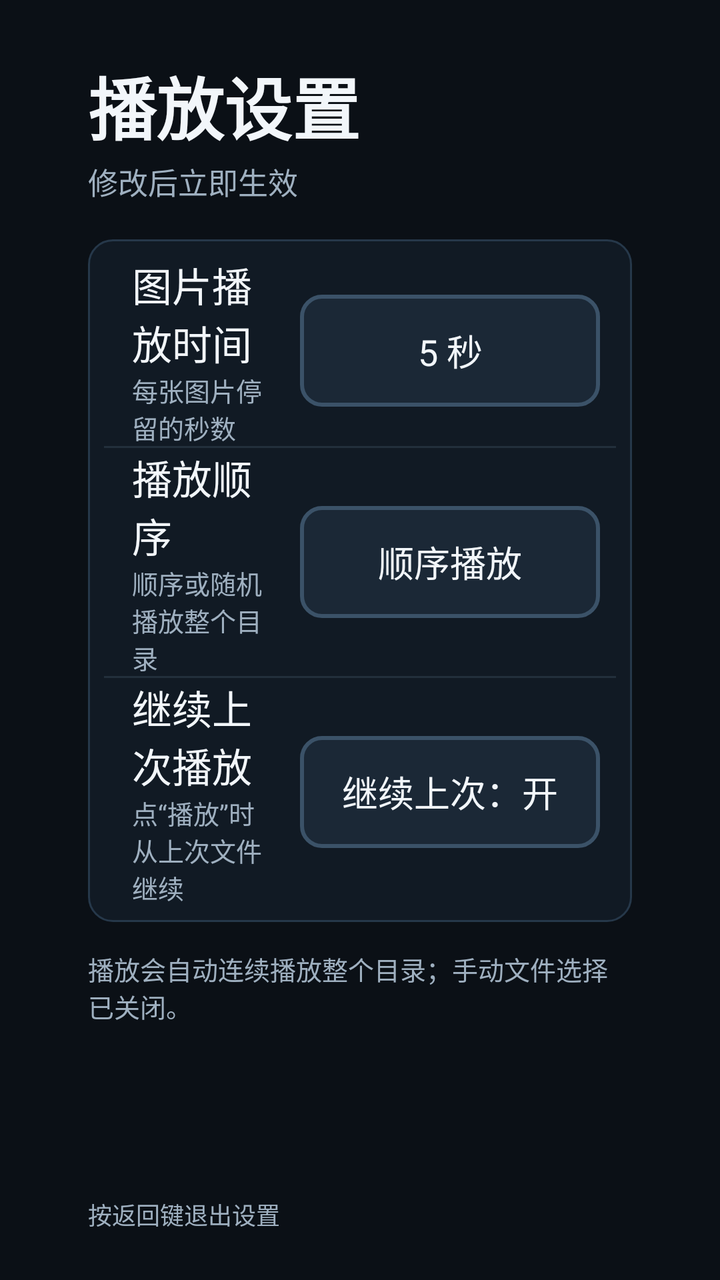
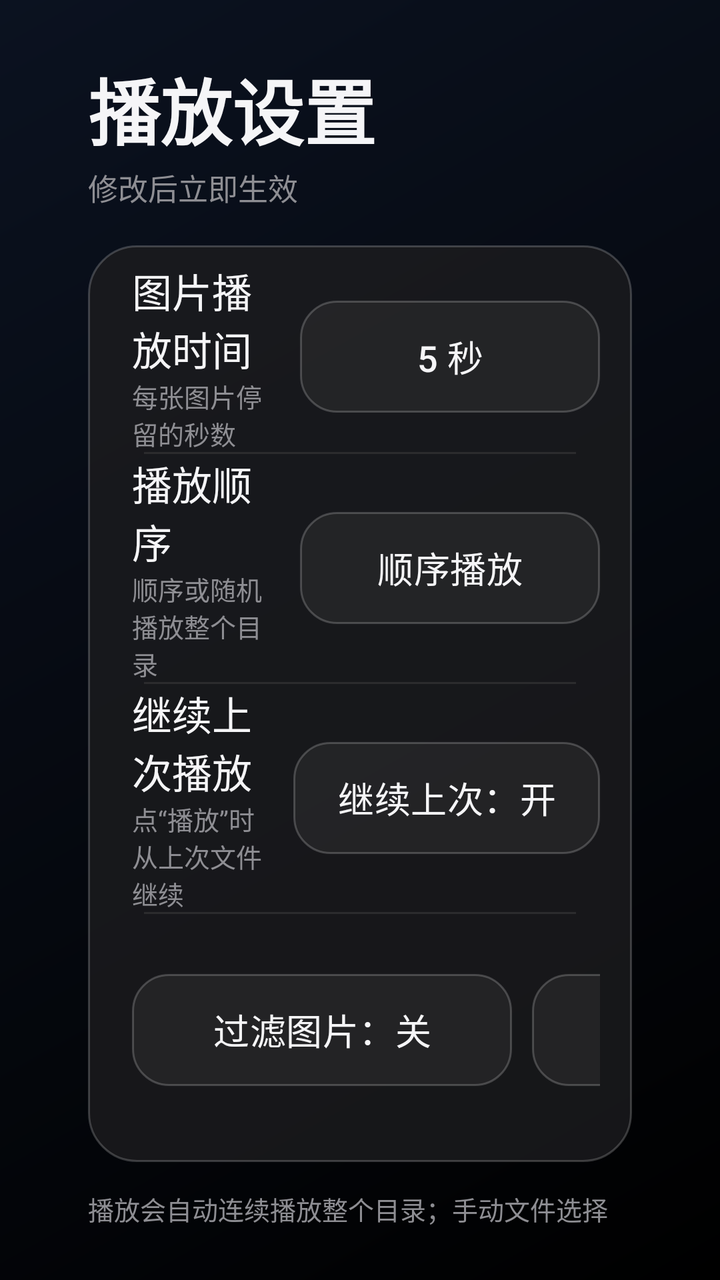

An Android layout rendered at two revisions. The XML below is the earlier revision; the diff shows what the commit changed to produce the second picture.
<!-- AndroidManifest.xml: application theme AppTheme -->
<!-- res/layout/activity_settings.xml -->
<?xml version="1.0" encoding="utf-8"?>
<LinearLayout xmlns:android="http://schemas.android.com/apk/res/android"
    android:layout_width="match_parent"
    android:layout_height="match_parent"
    android:background="@color/bg"
    android:orientation="vertical"
    android:paddingStart="44dp"
    android:paddingTop="28dp"
    android:paddingEnd="44dp"
    android:paddingBottom="24dp">

    <TextView
        android:layout_width="wrap_content"
        android:layout_height="wrap_content"
        android:text="@string/settings_title"
        android:textColor="@color/text_primary"
        android:textSize="34sp"
        android:textStyle="bold" />

    <TextView
        android:layout_width="wrap_content"
        android:layout_height="wrap_content"
        android:layout_marginTop="2dp"
        android:text="@string/settings_subtitle"
        android:textColor="@color/text_secondary"
        android:textSize="15sp" />

    <LinearLayout
        android:layout_width="match_parent"
        android:layout_height="wrap_content"
        android:layout_marginTop="18dp"
        android:background="@drawable/panel_bg"
        android:orientation="vertical"
        android:padding="8dp">

        <LinearLayout
            android:layout_width="match_parent"
            android:layout_height="wrap_content"
            android:gravity="center_vertical"
            android:minHeight="72dp"
            android:paddingStart="14dp"
            android:paddingEnd="8dp">

            <LinearLayout
                android:layout_width="0dp"
                android:layout_height="wrap_content"
                android:layout_weight="1"
                android:orientation="vertical">

                <TextView
                    android:layout_width="wrap_content"
                    android:layout_height="wrap_content"
                    android:text="@string/settings_image_duration"
                    android:textColor="@color/text_primary"
                    android:textSize="20sp" />

                <TextView
                    android:layout_width="wrap_content"
                    android:layout_height="wrap_content"
                    android:text="@string/settings_image_duration_desc"
                    android:textColor="@color/text_secondary"
                    android:textSize="13sp" />
            </LinearLayout>

            <Button
                android:id="@+id/durationButton"
                style="@style/TvButton"
                android:layout_width="wrap_content"
                android:layout_height="wrap_content"
                android:layout_marginStart="12dp"
                android:minWidth="150dp"
                android:text="@string/settings_duration_default" />
        </LinearLayout>

        <View
            android:layout_width="match_parent"
            android:layout_height="1dp"
            android:background="@color/divider" />

        <LinearLayout
            android:layout_width="match_parent"
            android:layout_height="wrap_content"
            android:gravity="center_vertical"
            android:minHeight="72dp"
            android:paddingStart="14dp"
            android:paddingEnd="8dp">

            <LinearLayout
                android:layout_width="0dp"
                android:layout_height="wrap_content"
                android:layout_weight="1"
                android:orientation="vertical">

                <TextView
                    android:layout_width="wrap_content"
                    android:layout_height="wrap_content"
                    android:text="@string/settings_order"
                    android:textColor="@color/text_primary"
                    android:textSize="20sp" />

                <TextView
                    android:layout_width="wrap_content"
                    android:layout_height="wrap_content"
                    android:text="@string/settings_order_desc"
                    android:textColor="@color/text_secondary"
                    android:textSize="13sp" />
            </LinearLayout>

            <Button
                android:id="@+id/orderButton"
                style="@style/TvButton"
                android:layout_width="wrap_content"
                android:layout_height="wrap_content"
                android:layout_marginStart="12dp"
                android:minWidth="150dp"
                android:text="@string/settings_order_sequence" />
        </LinearLayout>

        <View
            android:layout_width="match_parent"
            android:layout_height="1dp"
            android:background="@color/divider" />

        <LinearLayout
            android:layout_width="match_parent"
            android:layout_height="wrap_content"
            android:gravity="center_vertical"
            android:minHeight="72dp"
            android:paddingStart="14dp"
            android:paddingEnd="8dp">

            <LinearLayout
                android:layout_width="0dp"
                android:layout_height="wrap_content"
                android:layout_weight="1"
                android:orientation="vertical">

                <TextView
                    android:layout_width="wrap_content"
                    android:layout_height="wrap_content"
                    android:text="@string/settings_resume"
                    android:textColor="@color/text_primary"
                    android:textSize="20sp" />

                <TextView
                    android:layout_width="wrap_content"
                    android:layout_height="wrap_content"
                    android:text="@string/settings_resume_desc"
                    android:textColor="@color/text_secondary"
                    android:textSize="13sp" />
            </LinearLayout>

            <Button
                android:id="@+id/resumeButton"
                style="@style/TvButton"
                android:layout_width="wrap_content"
                android:layout_height="wrap_content"
                android:layout_marginStart="12dp"
                android:minWidth="150dp"
                android:text="@string/settings_resume_on" />
        </LinearLayout>
    </LinearLayout>

    <TextView
        android:layout_width="match_parent"
        android:layout_height="wrap_content"
        android:layout_marginTop="14dp"
        android:text="@string/settings_manual_hint"
        android:textColor="@color/text_secondary"
        android:textSize="13sp" />

    <TextView
        android:id="@+id/statePathView"
        android:layout_width="match_parent"
        android:layout_height="wrap_content"
        android:layout_marginTop="6dp"
        android:ellipsize="middle"
        android:maxLines="2"
        android:textColor="@color/text_secondary"
        android:textSize="11sp" />

    <Space
        android:layout_width="match_parent"
        android:layout_height="0dp"
        android:layout_weight="1" />

    <TextView
        android:layout_width="match_parent"
        android:layout_height="wrap_content"
        android:text="@string/settings_back_hint"
        android:textColor="@color/text_secondary"
        android:textSize="12sp" />

</LinearLayout>
<!-- resources referenced by this layout -->
<resources>
  <color name="bg">#0B1016</color>
  <color name="divider">#22303C</color>
  <color name="text_primary">#F2F6FA</color>
  <color name="text_secondary">#9FB0C0</color>
  <!-- drawable panel_bg (drawable) -->
  <?xml version="1.0" encoding="utf-8"?>
  <shape xmlns:android="http://schemas.android.com/apk/res/android" android:shape="rectangle">
      <solid android:color="@color/panel" />
      <corners android:radius="12dp" />
      <stroke android:width="1dp" android:color="@color/panel_border" />
  </shape>
  <string name="settings_back_hint">按返回键退出设置</string>
  <style name="TvButton" parent="@android:style/Widget.Material.Button">
          <item name="android:background">@drawable/btn_bg</item>
          <item name="android:backgroundTint">@null</item>
          <item name="android:textColor">@color/btn_text</item>
          <item name="android:textSize">18sp</item>
          <item name="android:textAllCaps">false</item>
          <item name="android:minWidth">170dp</item>
          <item name="android:minHeight">56dp</item>
          <item name="android:paddingLeft">20dp</item>
          <item name="android:paddingRight">20dp</item>
          <item name="android:stateListAnimator">@null</item>
          <item name="android:focusable">true</item>
      </style>
  <style name="AppTheme" parent="@android:style/Theme.Material.NoActionBar">
          <item name="android:windowBackground">@color/bg</item>
          <item name="android:colorAccent">@color/accent</item>
          <item name="android:fontFamily">sans-serif</item>
          <item name="android:windowNoTitle">true</item>
      </style>
  <color name="panel">#111A24</color>
  <color name="panel_border">#26384A</color>
  <!-- drawable btn_bg (drawable) -->
  <?xml version="1.0" encoding="utf-8"?>
  <selector xmlns:android="http://schemas.android.com/apk/res/android">
      <item android:state_pressed="true">
          <shape android:shape="rectangle">
              <solid android:color="@color/accent" />
              <corners android:radius="10dp" />
              <stroke android:width="2dp" android:color="@color/accent_focus" />
          </shape>
      </item>
      <item android:state_focused="true">
          <shape android:shape="rectangle">
              <solid android:color="@color/accent" />
              <corners android:radius="10dp" />
              <stroke android:width="3dp" android:color="#FFFFFF" />
          </shape>
      </item>
      <item>
          <shape android:shape="rectangle">
              <solid android:color="@color/button_normal" />
              <corners android:radius="10dp" />
              <stroke android:width="2dp" android:color="@color/button_border" />
          </shape>
      </item>
  </selector>
  <color name="accent">#4DA3FF</color>
  <color name="accent_focus">#5CB4FF</color>
  <color name="button_normal">#1B2836</color>
  <color name="button_border">#3B5268</color>
  <!-- unchanged entries left out for length: 12 -->
</resources>

<!-- the commit's change to res/layout/activity_settings.xml (unified diff, before → after) -->
@@ -2,7 +2,7 @@
 <LinearLayout xmlns:android="http://schemas.android.com/apk/res/android"
     android:layout_width="match_parent"
     android:layout_height="match_parent"
-    android:background="@color/bg"
+    android:background="@drawable/bg_main"
     android:orientation="vertical"
     android:paddingStart="44dp"
     android:paddingTop="28dp"
@@ -14,7 +14,7 @@
         android:layout_height="wrap_content"
         android:text="@string/settings_title"
         android:textColor="@color/text_primary"
-        android:textSize="34sp"
+        android:textSize="36sp"
         android:textStyle="bold" />
 
     <TextView
@@ -64,7 +64,7 @@
 
             <Button
                 android:id="@+id/durationButton"
-                style="@style/TvButton"
+                style="@style/TvButtonSecondary"
                 android:layout_width="wrap_content"
                 android:layout_height="wrap_content"
                 android:layout_marginStart="12dp"
@@ -75,6 +75,8 @@
         <View
             android:layout_width="match_parent"
             android:layout_height="1dp"
+            android:layout_marginStart="20dp"
+            android:layout_marginEnd="20dp"
             android:background="@color/divider" />
 
         <LinearLayout
@@ -108,7 +110,7 @@
 
             <Button
                 android:id="@+id/orderButton"
-                style="@style/TvButton"
+                style="@style/TvButtonSecondary"
                 android:layout_width="wrap_content"
                 android:layout_height="wrap_content"
                 android:layout_marginStart="12dp"
@@ -119,6 +121,8 @@
         <View
             android:layout_width="match_parent"
             android:layout_height="1dp"
+            android:layout_marginStart="20dp"
+            android:layout_marginEnd="20dp"
             android:background="@color/divider" />
 
         <LinearLayout
@@ -152,12 +156,53 @@
 
             <Button
                 android:id="@+id/resumeButton"
-                style="@style/TvButton"
+                style="@style/TvToggleButton"
                 android:layout_width="wrap_content"
                 android:layout_height="wrap_content"
                 android:layout_marginStart="12dp"
                 android:minWidth="150dp"
                 android:text="@string/settings_resume_on" />
+        </LinearLayout>
+
+        <View
+            android:layout_width="match_parent"
+            android:layout_height="1dp"
+            android:layout_marginStart="20dp"
+            android:layout_marginEnd="20dp"
+            android:background="@color/divider" />
+
+        <LinearLayout
+            android:layout_width="match_parent"
+            android:layout_height="wrap_content"
+            android:gravity="center_vertical"
+            android:minHeight="64dp"
+            android:paddingStart="14dp"
+            android:paddingEnd="8dp">
+
+            <TextView
+                android:layout_width="0dp"
+                android:layout_height="wrap_content"
+                android:layout_weight="1"
+                android:text="@string/settings_filter"
+                android:textColor="@color/text_primary"
+                android:textSize="20sp" />
+
+            <Button
+                android:id="@+id/filterImagesButton"
+                style="@style/TvToggleButton"
+                android:layout_width="wrap_content"
+                android:layout_height="wrap_content"
+                android:minWidth="190dp"
+                android:text="@string/settings_filter_images_off" />
+
+            <Button
+                android:id="@+id/filterVideosButton"
+                style="@style/TvToggleButton"
+                android:layout_width="wrap_content"
+                android:layout_height="wrap_content"
+                android:layout_marginStart="10dp"
+                android:minWidth="190dp"
+                android:text="@string/settings_filter_videos_off" />
         </LinearLayout>
     </LinearLayout>
 
@@ -179,16 +224,18 @@
         android:textColor="@color/text_secondary"
         android:textSize="11sp" />
 
+    <Button
+        android:id="@+id/storagePermissionButton"
+        style="@style/TvButtonGhost"
+        android:layout_width="wrap_content"
+        android:layout_height="wrap_content"
+        android:layout_marginTop="8dp"
+        android:minHeight="48dp"
+        android:text="@string/settings_storage_grant" />
+
     <Space
         android:layout_width="match_parent"
         android:layout_height="0dp"
         android:layout_weight="1" />
 
-    <TextView
-        android:layout_width="match_parent"
-        android:layout_height="wrap_content"
-        android:text="@string/settings_back_hint"
-        android:textColor="@color/text_secondary"
-        android:textSize="12sp" />
-
 </LinearLayout>
<!-- resource entries referenced after the edit -->
@@ -1,67 +1,111 @@
 <!-- resources referenced by this layout -->
 <resources>
-  <color name="bg">#0B1016</color>
-  <color name="divider">#22303C</color>
-  <color name="text_primary">#F2F6FA</color>
-  <color name="text_secondary">#9FB0C0</color>
+  <color name="divider">#2C2C2E</color>
+  <color name="text_primary">#F5F5F7</color>
+  <color name="text_secondary">#8E8E93</color>
+  <!-- drawable bg_main (drawable) -->
+  <?xml version="1.0" encoding="utf-8"?>
+  <layer-list xmlns:android="http://schemas.android.com/apk/res/android">
+      <item>
+          <shape android:shape="rectangle">
+              <gradient
+                  android:angle="315"
+                  android:endColor="#000000"
+                  android:startColor="#0B1220"
+                  android:type="linear" />
+          </shape>
+      </item>
+  </layer-list>
   <!-- drawable panel_bg (drawable) -->
   <?xml version="1.0" encoding="utf-8"?>
   <shape xmlns:android="http://schemas.android.com/apk/res/android" android:shape="rectangle">
-      <solid android:color="@color/panel" />
-      <corners android:radius="12dp" />
-      <stroke android:width="1dp" android:color="@color/panel_border" />
+      <solid android:color="#CC1C1C1E" />
+      <corners android:radius="24dp" />
+      <stroke android:width="1dp" android:color="#33FFFFFF" />
   </shape>
-  <string name="settings_back_hint">按返回键退出设置</string>
-  <style name="TvButton" parent="@android:style/Widget.Material.Button">
-          <item name="android:background">@drawable/btn_bg</item>
-          <item name="android:backgroundTint">@null</item>
-          <item name="android:textColor">@color/btn_text</item>
-          <item name="android:textSize">18sp</item>
-          <item name="android:textAllCaps">false</item>
-          <item name="android:minWidth">170dp</item>
-          <item name="android:minHeight">56dp</item>
-          <item name="android:paddingLeft">20dp</item>
-          <item name="android:paddingRight">20dp</item>
-          <item name="android:stateListAnimator">@null</item>
-          <item name="android:focusable">true</item>
+  <string name="settings_filter">媒体过滤</string>
+  <string name="settings_filter_images_off">过滤图片：关</string>
+  <string name="settings_filter_videos_off">过滤视频：关</string>
+  <string name="settings_storage_grant">目录写入权限：去授权</string>
+  <style name="TvButtonGhost" parent="TvButtonBase">
+          <item name="android:background">@drawable/btn_ghost</item>
+          <item name="android:textColor">@color/accent</item>
+          <item name="android:minWidth">140dp</item>
+      </style>
+  <style name="TvButtonSecondary" parent="TvButtonBase" />
+  <style name="TvToggleButton" parent="TvButtonBase">
+          <item name="android:minWidth">150dp</item>
       </style>
   <style name="AppTheme" parent="@android:style/Theme.Material.NoActionBar">
-          <item name="android:windowBackground">@color/bg</item>
+          <item name="android:windowBackground">@drawable/bg_main</item>
           <item name="android:colorAccent">@color/accent</item>
           <item name="android:fontFamily">sans-serif</item>
           <item name="android:windowNoTitle">true</item>
       </style>
-  <color name="panel">#111A24</color>
-  <color name="panel_border">#26384A</color>
-  <!-- drawable btn_bg (drawable) -->
+  <style name="TvButtonBase" parent="@android:style/Widget.Material.Button">
+          <item name="android:background">@drawable/btn_secondary</item>
+          <item name="android:backgroundTint">@null</item>
+          <item name="android:textColor">@color/text_primary</item>
+          <item name="android:textSize">18sp</item>
+          <item name="android:textAllCaps">false</item>
+          <item name="android:fontFamily">sans-serif-medium</item>
+          <item name="android:letterSpacing">0.01</item>
+          <item name="android:minWidth">160dp</item>
+          <item name="android:minHeight">56dp</item>
+          <item name="android:paddingLeft">22dp</item>
+          <item name="android:paddingRight">22dp</item>
+          <item name="android:stateListAnimator">@animator/tv_focus_scale</item>
+          <item name="android:focusable">true</item>
+      </style>
+  <!-- drawable btn_ghost (drawable) -->
   <?xml version="1.0" encoding="utf-8"?>
   <selector xmlns:android="http://schemas.android.com/apk/res/android">
+      <item android:state_focused="true">
+          <shape android:shape="rectangle">
+              <solid android:color="#1F0A84FF" />
+              <corners android:radius="18dp" />
+              <stroke android:width="2dp" android:color="@color/accent" />
+          </shape>
+      </item>
       <item android:state_pressed="true">
           <shape android:shape="rectangle">
-              <solid android:color="@color/accent" />
-              <corners android:radius="10dp" />
-              <stroke android:width="2dp" android:color="@color/accent_focus" />
-          </shape>
-      </item>
-      <item android:state_focused="true">
-          <shape android:shape="rectangle">
-              <solid android:color="@color/accent" />
-              <corners android:radius="10dp" />
-              <stroke android:width="3dp" android:color="#FFFFFF" />
+              <solid android:color="#330A84FF" />
+              <corners android:radius="18dp" />
           </shape>
       </item>
       <item>
           <shape android:shape="rectangle">
-              <solid android:color="@color/button_normal" />
-              <corners android:radius="10dp" />
-              <stroke android:width="2dp" android:color="@color/button_border" />
+              <solid android:color="#00000000" />
+              <corners android:radius="18dp" />
           </shape>
       </item>
   </selector>
-  <color name="accent">#4DA3FF</color>
-  <color name="accent_focus">#5CB4FF</color>
-  <color name="button_normal">#1B2836</color>
-  <color name="button_border">#3B5268</color>
+  <color name="accent">#0A84FF</color>
+  <!-- drawable btn_secondary (drawable) -->
+  <?xml version="1.0" encoding="utf-8"?>
+  <selector xmlns:android="http://schemas.android.com/apk/res/android">
+      <item android:state_focused="true">
+          <shape android:shape="rectangle">
+              <solid android:color="#3A3A3C" />
+              <corners android:radius="18dp" />
+              <stroke android:width="2dp" android:color="#E6FFFFFF" />
+          </shape>
+      </item>
+      <item android:state_pressed="true">
+          <shape android:shape="rectangle">
+              <solid android:color="#2C2C2E" />
+              <corners android:radius="18dp" />
+              <stroke android:width="1dp" android:color="#66FFFFFF" />
+          </shape>
+      </item>
+      <item>
+          <shape android:shape="rectangle">
+              <solid android:color="#992C2C2E" />
+              <corners android:radius="18dp" />
+              <stroke android:width="1dp" android:color="#33FFFFFF" />
+          </shape>
+      </item>
+  </selector>
   <!-- unchanged entries left out for length: 12 -->
 </resources>
 
